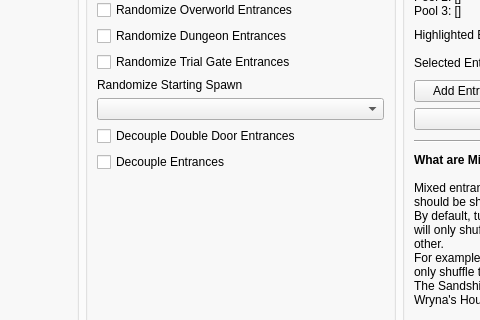
Before: the Qt Designer form gui/ui/main.ui in mint-choc-chip-skyblade/sshd-rando, drawn with Qt 5; both pictures show x 568 to 1048 and y 125 to 445 of the 1300 by 800 pixel window.
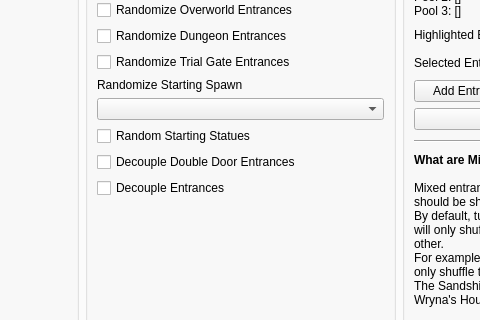
After: the same form once the commit is applied. The open tabs and pages were chosen to show the change.

```diff
--- a/gui/ui/main.ui
+++ b/gui/ui/main.ui
@@ -1015,6 +1015,13 @@
            <item>
             <widget class="QComboBox" name="setting_random_starting_spawn"/>
            </item>
+           <item>
+            <widget class="QCheckBox" name="setting_random_starting_statues">
+             <property name="text">
+              <string>Random Starting Statues</string>
+             </property>
+            </widget>
+           </item>
            <item>
             <widget class="QCheckBox" name="setting_decouple_double_doors">
              <property name="text">
```
Left out of the diff: 2 changed lines with no effect on the pictures.
